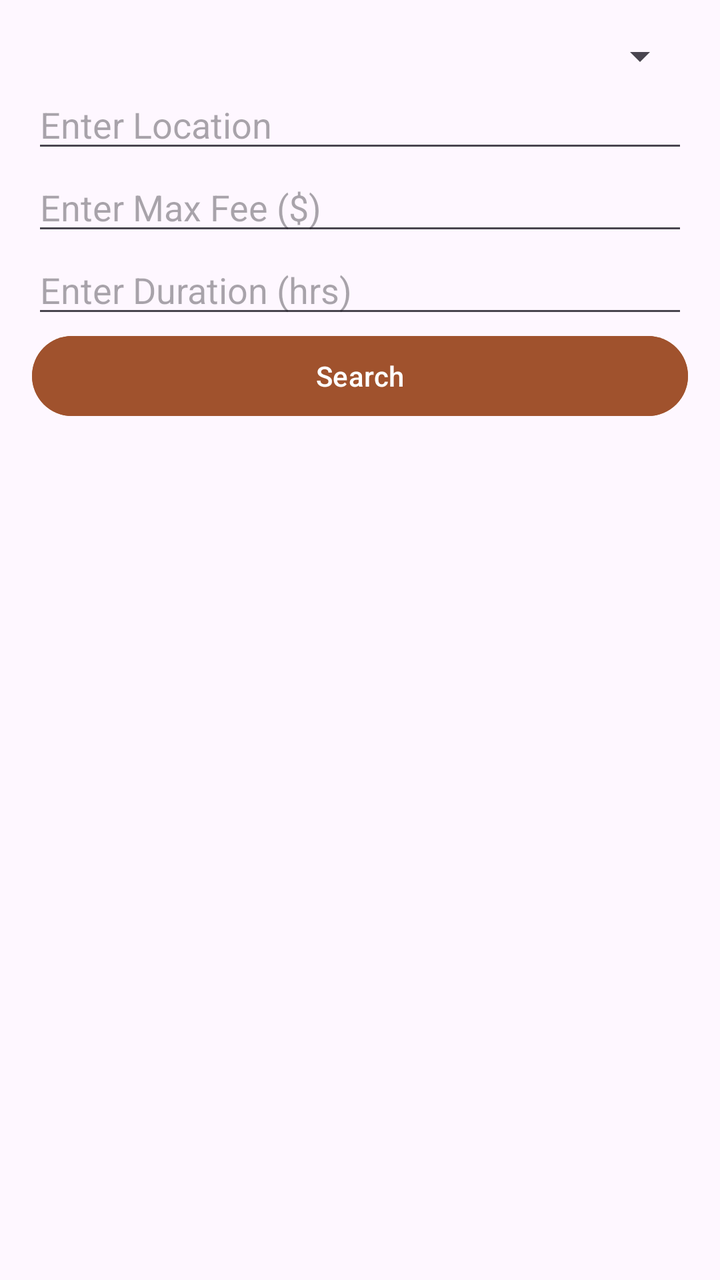
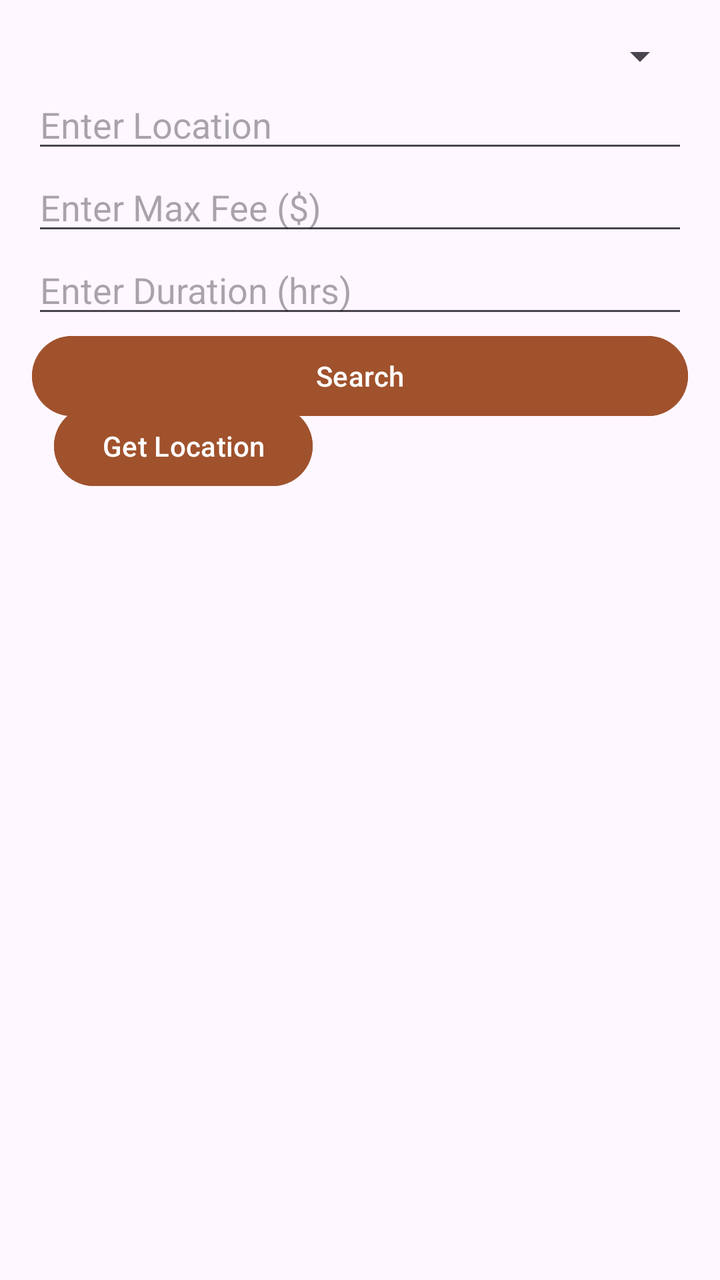

The first picture is an Android layout as it rendered before a commit; the second is the same layout after the commit. The layout source and the unified diff follow.
<!-- AndroidManifest.xml: application theme Theme.Csci3130Group1 -->
<!-- res/layout/fragment_search_for_tutorials.xml -->
<?xml version="1.0" encoding="utf-8"?>
<androidx.constraintlayout.widget.ConstraintLayout
    xmlns:android="http://schemas.android.com/apk/res/android"
    xmlns:app="http://schemas.android.com/apk/res-auto"
    android:layout_width="match_parent"
    android:layout_height="match_parent"
    android:padding="16dp">

    
    <Spinner
        android:id="@+id/topicSpinner"
        android:layout_width="0dp"
        android:layout_height="wrap_content"
        app:layout_constraintTop_toTopOf="parent"
        app:layout_constraintStart_toStartOf="parent"
        app:layout_constraintEnd_toEndOf="parent"
        android:layout_marginBottom="10dp"/>

    
    <EditText
        android:id="@+id/locationInput"
        android:layout_width="0dp"
        android:layout_height="wrap_content"
        android:hint="Enter Location"
        android:inputType="text"
        app:layout_constraintTop_toBottomOf="@id/topicSpinner"
        app:layout_constraintStart_toStartOf="parent"
        app:layout_constraintEnd_toEndOf="parent"
        android:layout_marginBottom="10dp"/>

    
    <EditText
        android:id="@+id/feeInput"
        android:layout_width="0dp"
        android:layout_height="wrap_content"
        android:hint="Enter Max Fee ($)"
        android:inputType="numberDecimal"
        app:layout_constraintTop_toBottomOf="@id/locationInput"
        app:layout_constraintStart_toStartOf="parent"
        app:layout_constraintEnd_toEndOf="parent"
        android:layout_marginBottom="10dp"/>

    
    <EditText
        android:id="@+id/durationInput"
        android:layout_width="0dp"
        android:layout_height="wrap_content"
        android:hint="Enter Duration (hrs)"
        android:inputType="numberDecimal"
        app:layout_constraintTop_toBottomOf="@id/feeInput"
        app:layout_constraintStart_toStartOf="parent"
        app:layout_constraintEnd_toEndOf="parent"
        android:layout_marginBottom="10dp"/>

    
    <Button
        android:id="@+id/searchButton"
        android:layout_width="0dp"
        android:layout_height="wrap_content"
        android:text="Search"
        android:backgroundTint="#A0522D"
        app:layout_constraintTop_toBottomOf="@id/durationInput"
        app:layout_constraintStart_toStartOf="parent"
        app:layout_constraintEnd_toEndOf="parent"
        android:layout_marginBottom="10dp"/>

    
    <ListView
        android:id="@+id/tutorialListView"
        android:layout_width="0dp"
        android:layout_height="0dp"
        app:layout_constraintTop_toBottomOf="@id/searchButton"
        app:layout_constraintStart_toStartOf="parent"
        app:layout_constraintEnd_toEndOf="parent"
        app:layout_constraintBottom_toBottomOf="parent"/>

</androidx.constraintlayout.widget.ConstraintLayout>
<!-- resources referenced by this layout -->
<resources>
  <style name="Theme.Csci3130Group1" parent="Base.Theme.Csci3130Group1" />
  <style name="Base.Theme.Csci3130Group1" parent="Theme.Material3.DayNight.NoActionBar">
          
          
      </style>
</resources>

<!-- the commit's change to res/layout/fragment_search_for_tutorials.xml (unified diff, before → after) -->
@@ -2,6 +2,7 @@
 <androidx.constraintlayout.widget.ConstraintLayout
     xmlns:android="http://schemas.android.com/apk/res/android"
     xmlns:app="http://schemas.android.com/apk/res-auto"
+    xmlns:tools="http://schemas.android.com/tools"
     android:layout_width="match_parent"
     android:layout_height="match_parent"
     android:padding="16dp">
@@ -16,7 +17,33 @@
         app:layout_constraintEnd_toEndOf="parent"
         android:layout_marginBottom="10dp"/>
 
+    <Button
+        android:id="@+id/bt_location"
+        android:layout_width="wrap_content"
+        android:layout_height="wrap_content"
+        android:layout_marginStart="11dp"
+        android:layout_marginTop="8dp"
+        android:layout_marginBottom="14dp"
+        android:backgroundTint="#A0522D"
+        android:text="Get Location"
+        app:layout_constraintBottom_toTopOf="@+id/tutorialListView"
+        app:layout_constraintStart_toStartOf="parent"
+        app:layout_constraintTop_toBottomOf="@+id/searchButton" />
+
     
+
+    <TextView
+        android:id="@+id/location_text"
+        android:layout_width="198dp"
+        android:layout_height="73dp"
+        android:layout_marginStart="16dp"
+        android:layout_marginTop="16dp"
+        android:layout_marginBottom="16dp"
+        android:text="Location"
+        app:layout_constraintBottom_toTopOf="@+id/tutorialListView"
+        app:layout_constraintStart_toEndOf="@+id/bt_location"
+        app:layout_constraintTop_toBottomOf="@+id/searchButton" />
+
     <EditText
         android:id="@+id/locationInput"
         android:layout_width="0dp"
@@ -67,11 +94,13 @@
     
     <ListView
         android:id="@+id/tutorialListView"
-        android:layout_width="0dp"
-        android:layout_height="0dp"
+        android:layout_width="351dp"
+        android:layout_height="359dp"
+        app:layout_constraintBottom_toBottomOf="parent"
+        app:layout_constraintEnd_toEndOf="parent"
+        app:layout_constraintHorizontal_bias="0.418"
+        app:layout_constraintStart_toStartOf="parent"
         app:layout_constraintTop_toBottomOf="@id/searchButton"
-        app:layout_constraintStart_toStartOf="parent"
-        app:layout_constraintEnd_toEndOf="parent"
-        app:layout_constraintBottom_toBottomOf="parent"/>
+        app:layout_constraintVertical_bias="0.521" />
 
 </androidx.constraintlayout.widget.ConstraintLayout>
